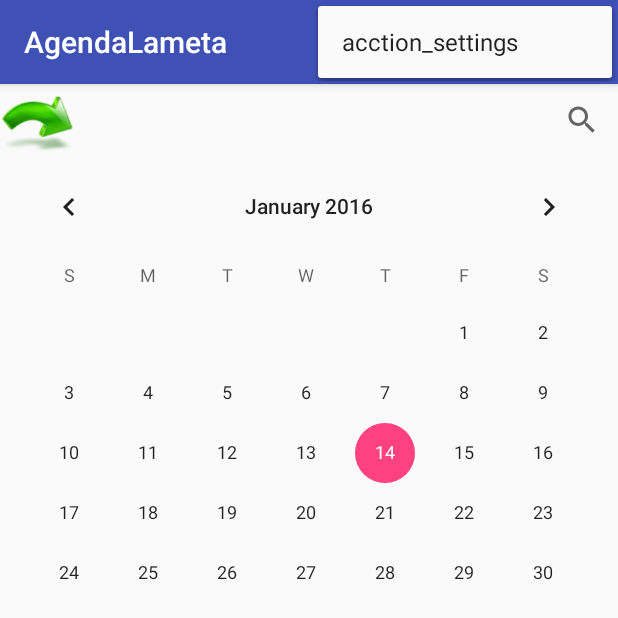
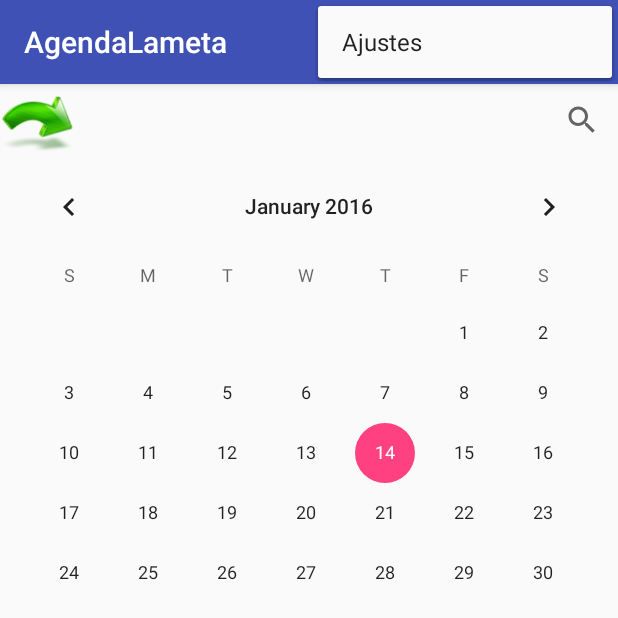
Before and after one commit to Kriossin/ProyectoLameta, an Android app: the screen it shows after launch (MainActivity), with the options menu open, on a phone screen of 412 x 824 dp, the top half of it. Run offline under Robolectric (Android 15) with nearby library versions, the phone set to English and light mode, and no system bars.

```diff
--- a/AgendaLameta/app/src/main/res/menu/menu_main.xml
+++ b/AgendaLameta/app/src/main/res/menu/menu_main.xml
@@ -1,6 +1,6 @@
 <menu xmlns:android="http://schemas.android.com/apk/res/android"
     xmlns:app="http://schemas.android.com/apk/res-auto"
     xmlns:tools="http://schemas.android.com/tools" tools:context=".MainActivity">
-    <item android:id="@+id/action_settings" android:title="acction_settings"
+    <item android:id="@+id/action_settings" android:title="Ajustes"
         android:orderInCategory="100" app:showAsAction="never" />
 </menu>
```
Also changed, not shown: AgendaLameta/app/src/main/res/layout/activity_evento.xml (+4 -5 lines), AgendaLameta/app/src/main/res/drawable/botonCancelar.png, AgendaLameta/app/src/main/res/drawable/botonGuardar.png.
